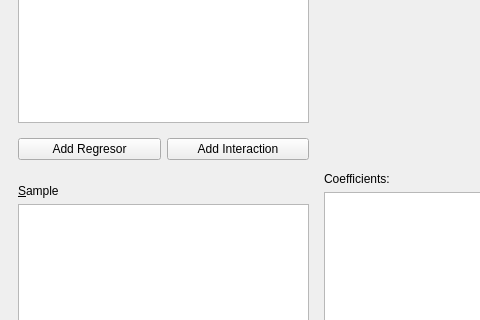
Before: the Qt Designer form braviz/interaction/qt_guis/linear_reg.ui in diego0020/braviz-app, drawn with Qt 5; both pictures show x 0 to 480 and y 178 to 498 of the 899 by 661 pixel window.
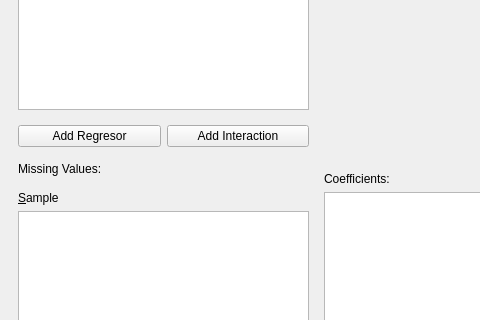
After: the same form once the commit is applied. Icons and pictures are not drawn.

Commit message: now it is possible to look at several plots when selecting an outcome in anova also added missing values information to anova and linear model fixed #2

Patch:
```diff
--- a/braviz/interaction/qt_guis/linear_reg.ui
+++ b/braviz/interaction/qt_guis/linear_reg.ui
@@ -224,6 +224,13 @@
             </layout>
            </widget>
           </item>
+          <item>
+           <widget class="QLabel" name="missing_label">
+            <property name="text">
+             <string>Missing Values:</string>
+            </property>
+           </widget>
+          </item>
          </layout>
         </widget>
        </item>
```
The commit also changes 5 other files.
